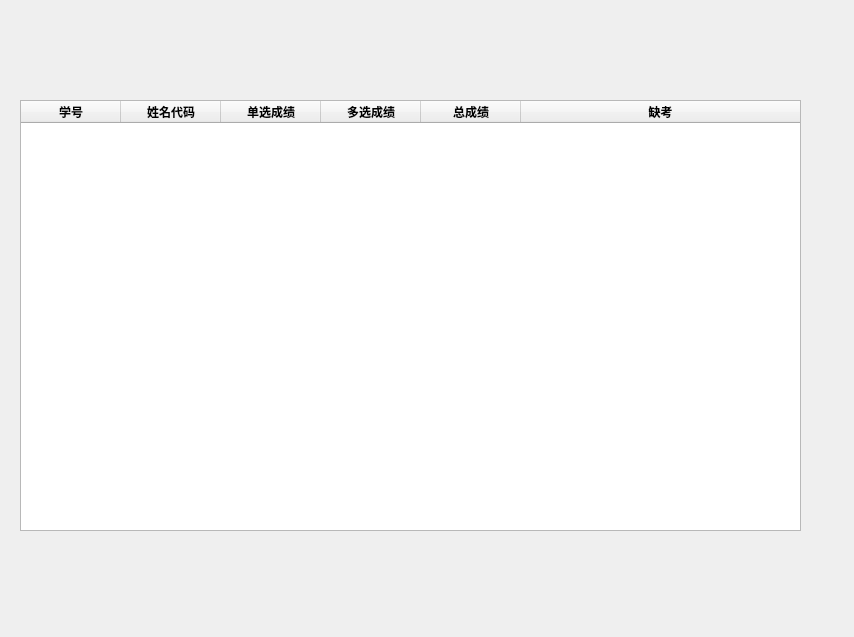
Qt form ui/gradingPaperWondow.ui (wxbj/openCV-Automatic-Grading-System) before a commit.
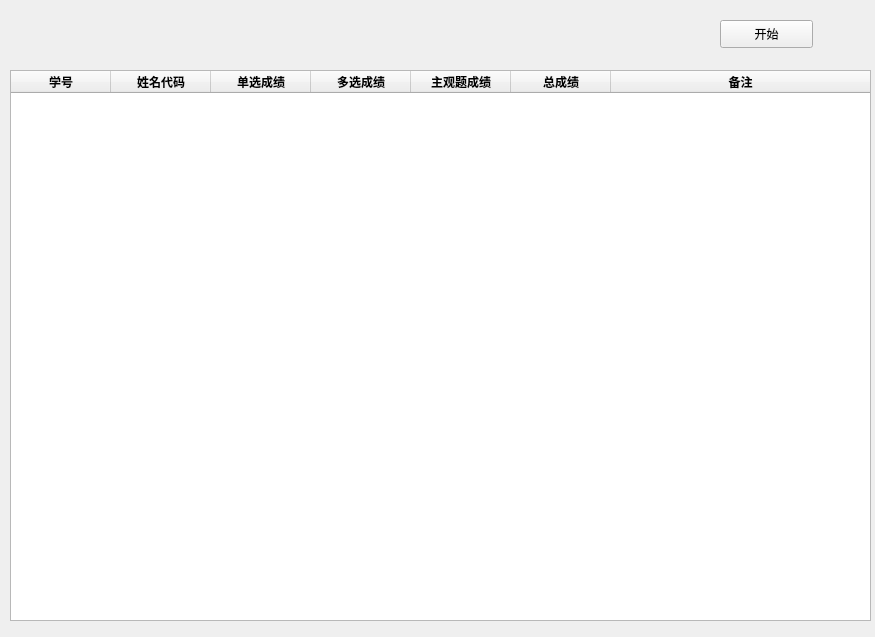
The same form after that commit.

```diff
--- a/ui/gradingPaperWondow.ui
+++ b/ui/gradingPaperWondow.ui
@@ -6,7 +6,7 @@
    <rect>
     <x>0</x>
     <y>0</y>
-    <width>854</width>
+    <width>875</width>
     <height>637</height>
    </rect>
   </property>
@@ -17,10 +17,10 @@
    <widget class="QTableWidget" name="tableWidgetGrading">
     <property name="geometry">
      <rect>
-      <x>20</x>
-      <y>100</y>
-      <width>781</width>
-      <height>431</height>
+      <x>10</x>
+      <y>70</y>
+      <width>861</width>
+      <height>551</height>
      </rect>
     </property>
     <property name="editTriggers">
@@ -106,6 +106,20 @@
       <set>AlignCenter</set>
      </property>
     </column>
+    <column>
+     <property name="text">
+      <string>主观题成绩</string>
+     </property>
+     <property name="font">
+      <font>
+       <weight>75</weight>
+       <bold>true</bold>
+      </font>
+     </property>
+     <property name="textAlignment">
+      <set>AlignCenter</set>
+     </property>
+    </column>
     <column>
      <property name="text">
       <string>总成绩</string>
@@ -122,7 +136,7 @@
     </column>
     <column>
      <property name="text">
-      <string>缺考</string>
+      <string>备注</string>
      </property>
      <property name="font">
       <font>
@@ -135,6 +149,19 @@
      </property>
     </column>
    </widget>
+   <widget class="QPushButton" name="pushButtonGrading">
+    <property name="geometry">
+     <rect>
+      <x>720</x>
+      <y>20</y>
+      <width>93</width>
+      <height>28</height>
+     </rect>
+    </property>
+    <property name="text">
+     <string>开始</string>
+    </property>
+   </widget>
   </widget>
  </widget>
  <resources/>
```
